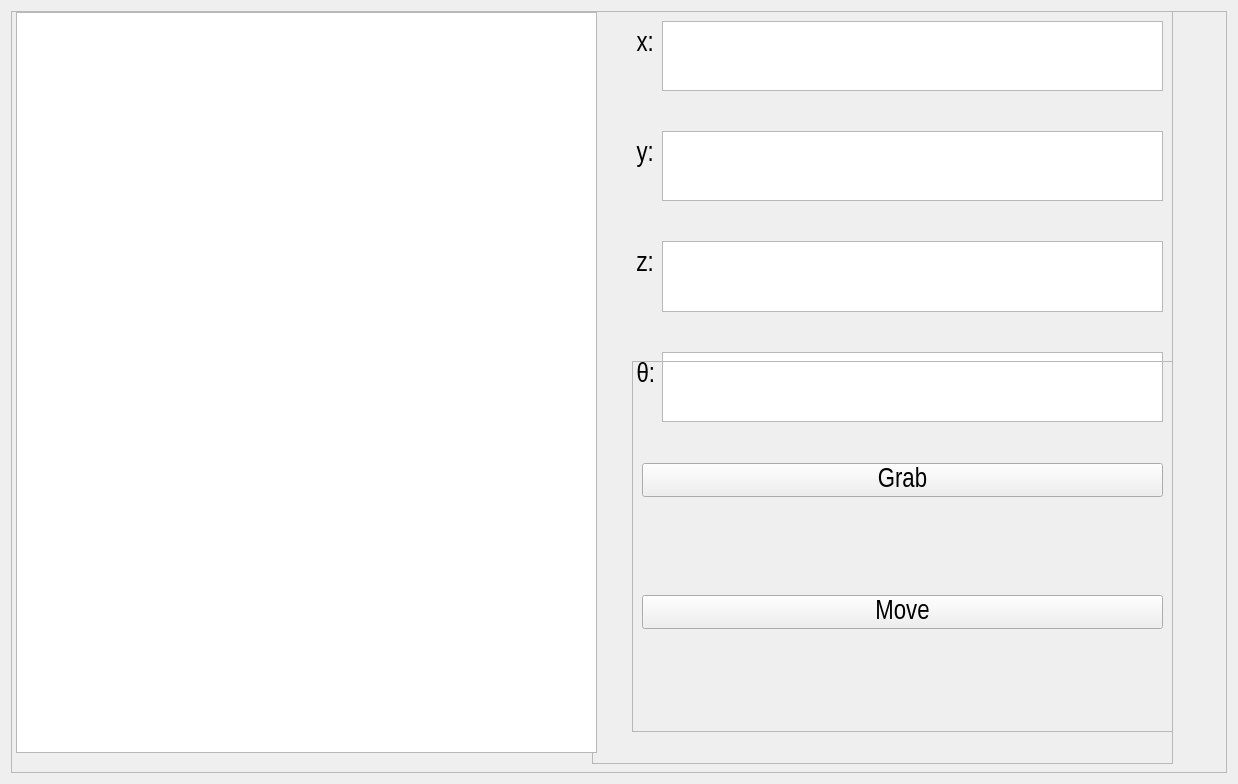
This is ui/view3.ui in astra-mt/khonsu as Qt 5 draws it before an edit. The edited form follows.
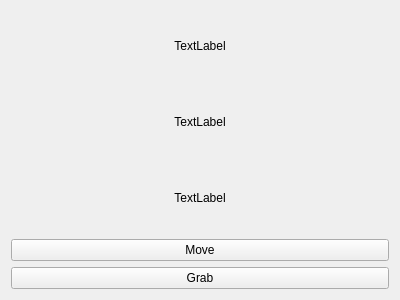
This is the edited form.

```diff
--- a/ui/view3.ui
+++ b/ui/view3.ui
@@ -6,161 +6,57 @@
    <rect>
     <x>0</x>
     <y>0</y>
-    <width>1238</width>
-    <height>784</height>
+    <width>400</width>
+    <height>300</height>
    </rect>
   </property>
   <property name="windowTitle">
    <string>Form</string>
   </property>
-  <layout class="QHBoxLayout" name="horizontalLayout">
+  <layout class="QVBoxLayout" name="verticalLayout">
    <item>
-    <widget class="QFrame" name="frame">
-     <property name="frameShape">
-      <enum>QFrame::StyledPanel</enum>
-     </property>
-     <property name="frameShadow">
-      <enum>QFrame::Raised</enum>
-     </property>
-     <widget class="QFrame" name="frame_2">
-      <property name="geometry">
-       <rect>
-        <x>581</x>
-        <y>-10</y>
-        <width>581</width>
-        <height>763</height>
-       </rect>
-      </property>
-      <property name="font">
-       <font>
-        <family>Arial Narrow</family>
-        <pointsize>20</pointsize>
-       </font>
-      </property>
-      <property name="frameShape">
-       <enum>QFrame::StyledPanel</enum>
-      </property>
-      <property name="frameShadow">
-       <enum>QFrame::Raised</enum>
-      </property>
-      <widget class="QWidget" name="formLayoutWidget">
-       <property name="geometry">
-        <rect>
-         <x>20</x>
-         <y>20</y>
-         <width>551</width>
-         <height>411</height>
-        </rect>
-       </property>
-       <layout class="QFormLayout" name="formLayout">
-        <property name="verticalSpacing">
-         <number>40</number>
-        </property>
-        <property name="topMargin">
-         <number>0</number>
-        </property>
-        <property name="bottomMargin">
-         <number>10</number>
-        </property>
-        <item row="0" column="0">
          <widget class="QLabel" name="label">
           <property name="text">
-           <string>    x:</string>
+      <string>TextLabel</string>
+     </property>
+     <property name="alignment">
+      <set>Qt::AlignCenter</set>
           </property>
          </widget>
         </item>
-        <item row="1" column="0">
+   <item>
          <widget class="QLabel" name="label_2">
           <property name="text">
-           <string>    y:</string>
+      <string>TextLabel</string>
+     </property>
+     <property name="alignment">
+      <set>Qt::AlignCenter</set>
           </property>
          </widget>
         </item>
-        <item row="2" column="0">
+   <item>
          <widget class="QLabel" name="label_3">
           <property name="text">
-           <string>    z:</string>
-          </property>
-         </widget>
-        </item>
-        <item row="0" column="1">
-         <widget class="QPlainTextEdit" name="plainTextEdit"/>
-        </item>
-        <item row="1" column="1">
-         <widget class="QPlainTextEdit" name="plainTextEdit_3"/>
-        </item>
-        <item row="2" column="1">
-         <widget class="QPlainTextEdit" name="plainTextEdit_4"/>
-        </item>
-        <item row="3" column="0">
-         <widget class="QLabel" name="label_4">
-          <property name="text">
-           <string>    θ:</string>
+      <string>TextLabel</string>
+     </property>
+     <property name="alignment">
+      <set>Qt::AlignCenter</set>
           </property>
          </widget>
         </item>
-        <item row="3" column="1">
-         <widget class="QPlainTextEdit" name="plainTextEdit_2">
-          <property name="sizePolicy">
-           <sizepolicy hsizetype="Minimum" vsizetype="Preferred">
-            <horstretch>0</horstretch>
-            <verstretch>0</verstretch>
-           </sizepolicy>
-          </property>
-         </widget>
-        </item>
-       </layout>
-      </widget>
-      <widget class="QFrame" name="frame_3">
-       <property name="geometry">
-        <rect>
-         <x>40</x>
-         <y>360</y>
-         <width>541</width>
-         <height>371</height>
-        </rect>
-       </property>
-       <property name="sizePolicy">
-        <sizepolicy hsizetype="Expanding" vsizetype="Expanding">
-         <horstretch>0</horstretch>
-         <verstretch>0</verstretch>
-        </sizepolicy>
-       </property>
-       <property name="frameShape">
-        <enum>QFrame::StyledPanel</enum>
-       </property>
-       <property name="frameShadow">
-        <enum>QFrame::Raised</enum>
-       </property>
-       <layout class="QVBoxLayout" name="verticalLayout">
         <item>
-         <widget class="QPushButton" name="pushButton_grab">
-          <property name="text">
-           <string>Grab</string>
-          </property>
-         </widget>
-        </item>
-        <item>
-         <widget class="QPushButton" name="pushButton_move">
+    <widget class="QPushButton" name="pushButton_armMove">
           <property name="text">
            <string>Move</string>
           </property>
          </widget>
         </item>
-       </layout>
-      </widget>
-     </widget>
-     <widget class="QGraphicsView" name="graphicsView">
-      <property name="geometry">
-       <rect>
-        <x>5</x>
-        <y>1</y>
-        <width>581</width>
-        <height>741</height>
-       </rect>
-      </property>
-     </widget>
-    </widget>
+   <item>
+    <widget class="QPushButton" name="pushButton_armGrab">
+     <property name="text">
+      <string>Grab</string>
+     </property>
+    </widget>
    </item>
   </layout>
  </widget>
```
Left out of the diff: 6 changed lines with no effect on the pictures. Lines whose indentation alone changed are shown as unchanged.
